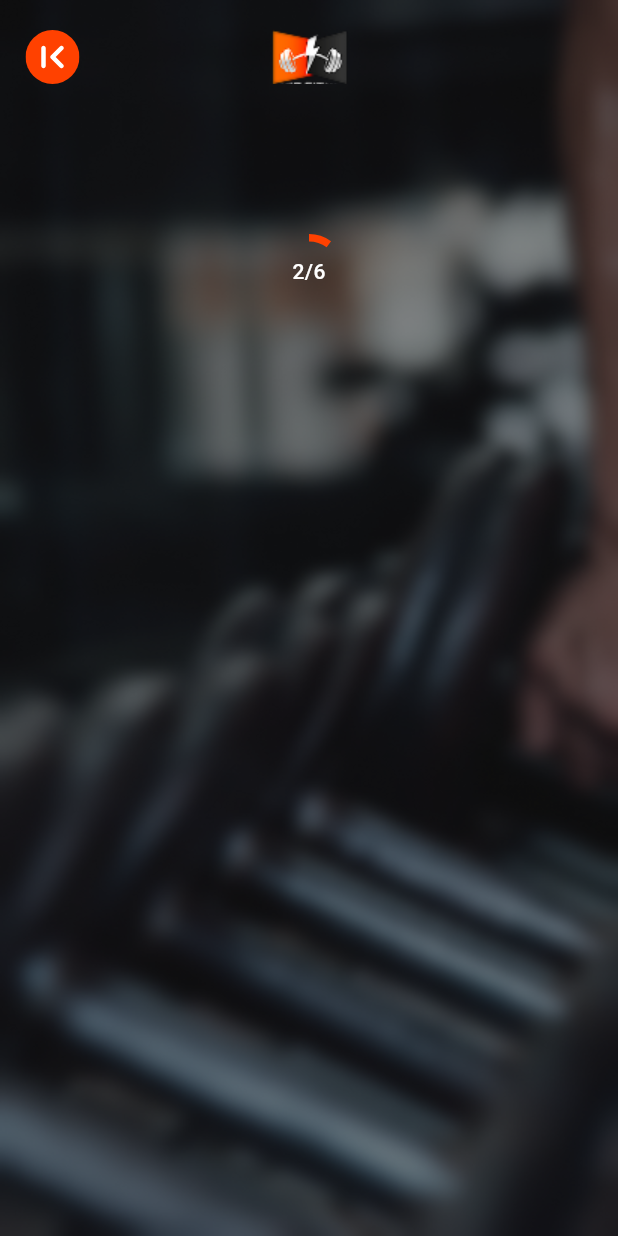
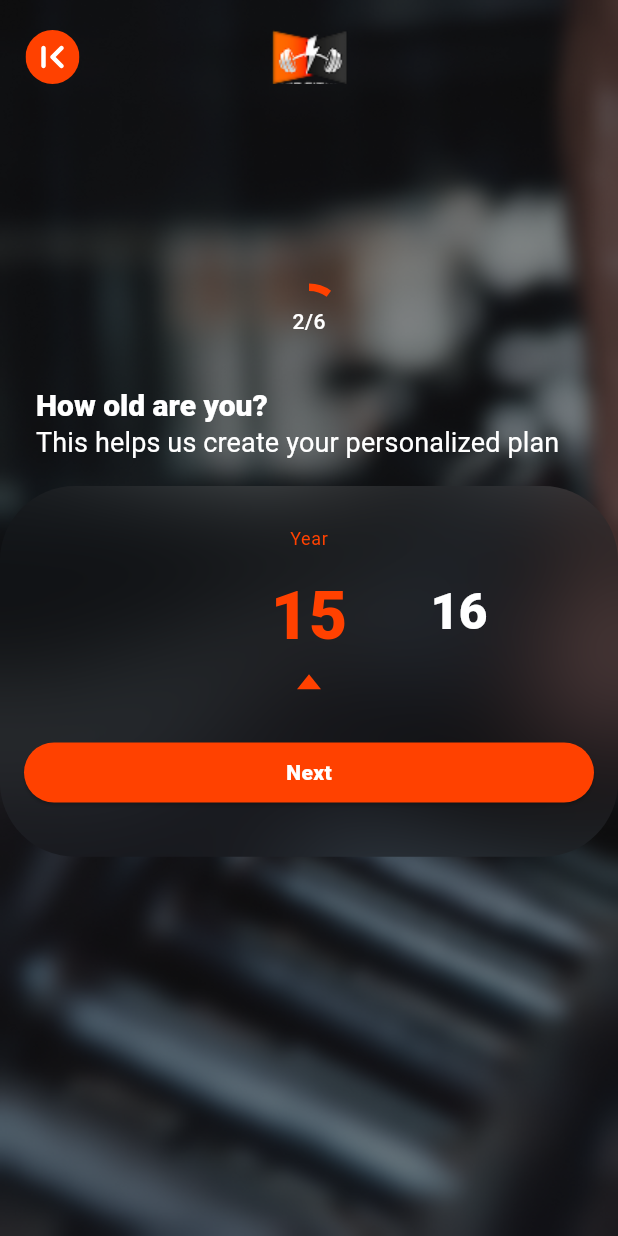
Before and after one commit to Mariam2572/fitness_app, a Flutter app: the ChooseAgeScreen screen opened by its route, on a phone screen of 412 x 824 dp. Run offline on Flutter 3.47's test engine with Material 3 defaults, Android fonts, the phone set to English and light mode, and no system bars; drawn by our look-alikes of numberpicker, percent_indicator; our stand-ins replace bloc, cloud_firestore, dio, equatable, flutter_bloc, flutter_secure_storage and 5 more; accounts and stored records are empty; generated files the repository leaves out were written again.

Commit message:
feat: finish choose age Screen and choose gender screen ui and logic

```diff
--- a/lib/core/utils/helper/extention.dart
+++ b/lib/core/utils/helper/extention.dart
@@ -1,9 +1,14 @@
+import 'package:fitness_app/l10n/app_localizations.dart';
 import 'package:flutter/material.dart';
 
 extension MediaQueryHelper on BuildContext {
   double get height => MediaQuery.of(this).size.height;
   double get width => MediaQuery.of(this).size.width;
 }
+extension LocalizationHelper on BuildContext {
+  AppLocalizations get loc => AppLocalizations.of(this)!;
+}
+
 extension PaddingHelper on BuildContext {
   EdgeInsets get padding => MediaQuery.of(this).padding;
 }
--- a/lib/core/utils/theme/app_assets.dart
+++ b/lib/core/utils/theme/app_assets.dart
@@ -11,4 +11,7 @@ class AppAssets {
   static const String user = 'assets/images/user.png';
   static const String backIcon = "assets/images/Back.svg";
   static const String authBackGround = 'assets/images/auth_background.png';
+  static const String femaleIcon = 'assets/images/female_icon.png';
+  static const String maleIcon = 'assets/images/male_icon.png';
+  static const String arrowUp = "assets/images/arrow_up.svg";
 }
--- a/lib/core/utils/theme/app_theme.dart
+++ b/lib/core/utils/theme/app_theme.dart
@@ -29,7 +29,11 @@ class AppTheme {
     bodySmall: GoogleFonts.balooThambi2(fontSize: 12, fontWeight: FontWeight.normal), // textStyle12
     labelLarge: GoogleFonts.balooThambi2(fontSize: 11, fontWeight: FontWeight.normal), // textStyle11
     labelMedium: GoogleFonts.balooThambi2(fontSize: 10, fontWeight: FontWeight.normal), // textStyle10
-    labelSmall: GoogleFonts.balooThambi2(fontSize: 20, fontWeight: FontWeight.w400),    // textStyle20Fell
+    labelSmall: GoogleFonts.balooThambi2(fontSize: 20, fontWeight: FontWeight.w400),
+    headlineLarge: GoogleFonts.balooThambi2(fontSize: 44, fontWeight: FontWeight.normal),
+
+
+
   ),
     outlinedButtonTheme: OutlinedButtonThemeData(
       style: OutlinedButton.styleFrom(
--- /dev/null
+++ b/lib/core/utils/widgets/custom_glass_container.dart
@@ -0,0 +1,24 @@
+import 'dart:ui';
+
+import 'package:fitness_app/core/utils/helper/extention.dart';
+import 'package:flutter/material.dart';
+
+class CustomGlassContainer extends StatelessWidget {
+  const CustomGlassContainer({super.key, required this.child, this.height});
+  final Widget child;
+  final double? height;
+  @override
+  Widget build (BuildContext context) {
+    return ClipRRect(
+      borderRadius: BorderRadius.circular(50),
+      child: BackdropFilter(
+        filter: ImageFilter.blur(sigmaX: 34.6, sigmaY: 34.6),
+        child: SizedBox(
+          width: double.infinity,
+          height: height ?? context.height * 0.45,
+          child: child
+        ),
+      ),
+    );
+  }
+}
--- a/lib/features/auth/register/presentation/screens/widgets/choose_age_screen_body.dart
+++ b/lib/features/auth/register/presentation/screens/widgets/choose_age_screen_body.dart
@@ -1,18 +1,95 @@
+import 'package:fitness_app/core/utils/helper/extention.dart';
+import 'package:fitness_app/core/utils/theme/app_assets.dart';
+import 'package:fitness_app/core/utils/theme/app_colors.dart';
+import 'package:fitness_app/core/utils/widgets/custom_glass_container.dart';
+import 'package:fitness_app/features/auth/register/presentation/screens/widgets/circular_percent_indicator_widget.dart';
+import 'package:fitness_app/features/auth/register/presentation/screens/widgets/number_picker_widget.dart';
+import 'package:fitness_app/features/auth/register/presentation/view_model/cubit/register_cubit.dart';
+import 'package:fitness_app/l10n/app_localizations.dart';
+import 'package:flutter/material.dart';
+import 'package:flutter_bloc/flutter_bloc.dart';
+import 'package:flutter_svg/svg.dart';
 
-import 'package:fitness_app/features/auth/register/presentation/screens/widgets/circular_percent_indicator_widget.dart';
-import 'package:flutter/material.dart';
+class ChooseAgeScreenBody extends StatefulWidget {
+  const ChooseAgeScreenBody({super.key});
 
+  @override
+  State<ChooseAgeScreenBody> createState() => _ChooseAgeScreenBodyState();
+}
 
-class ChooseAgeScreenBody extends StatelessWidget {
-  const ChooseAgeScreenBody({super.key});
+class _ChooseAgeScreenBodyState extends State<ChooseAgeScreenBody> {
   @override
   Widget build(BuildContext context) {
-    return const Column(
+    final localization = AppLocalizations.of(context)!;
+    return Column(
       crossAxisAlignment: CrossAxisAlignment.start,
       children: [
-         SizedBox(height: 100),
-        CircularPercentIndicatorWidget(percent: 0.1, achive: '2/6',),
-         SizedBox(height: 18),
+        const SizedBox(height: 133),
+        const CircularPercentIndicatorWidget(percent: 0.1, achive: '2/6'),
+        const SizedBox(height: 18),
+        Padding(
+          padding: const EdgeInsets.only(left: 24),
+          child: Text(
+            localization.howOldAreYou,
+            style: Theme.of(context).textTheme.titleLarge?.copyWith(
+              color: AppColors.white,
+              fontWeight: FontWeight.w800,
+            ),
+          ),
+        ),
+        Padding(
+          padding: const EdgeInsets.only(left: 24),
+          child: Text(
+            localization.thisHelpsUsCreateYourPersonalizedPlan,
+            style: Theme.of(
+              context,
+            ).textTheme.titleSmall?.copyWith(color: AppColors.white),
+          ),
+        ),
+        const SizedBox(height: 16),
+        CustomGlassContainer(
+          height: context.height * 0.3,
+          child: Column(
+            children: [
+              const SizedBox(height: 27),
+              Text(
+                context.loc.year,
+                style: context.textTheme.bodySmall?.copyWith(
+                  color: AppColors.mainRed,
+                ),
+              ),
+              const SizedBox(height: 16),
+              NumberPickerWidget(
+                minValue: 15,
+                maxValue: 90,
+                initialValue: 15,
+                onChanged: (val) {
+                  context.read<RegisterCubit>().age = val;
+                  print("aaaaaaage is ${context.read<RegisterCubit>().age}");
+                  setState(() {
+
+                  });
+                },
+              ),
+              const SizedBox(height: 16),
+              SvgPicture.asset(AppAssets.arrowUp),
+              const SizedBox(height: 31),
+              Padding(
+                padding: const EdgeInsets.symmetric(horizontal: 16),
+                child: ElevatedButton(
+                  onPressed: () {},
+                  child: Text(
+                    localization.next,
+                    style: Theme.of(context).textTheme.bodyMedium?.copyWith(
+                      fontWeight: FontWeight.w800,
+                      color: AppColors.white,
+                    ),
+                  ),
+                ),
+              ),
+            ],
+          ),
+        ),
       ],
     );
   }
--- a/lib/features/auth/register/presentation/screens/widgets/choose_gender_container.dart
+++ b/lib/features/auth/register/presentation/screens/widgets/choose_gender_container.dart
@@ -3,55 +3,54 @@ import 'dart:ui';
 import 'package:fitness_app/core/utils/enums/gender.dart';
 import 'package:fitness_app/core/utils/helper_func/snack_bar.dart';
 import 'package:fitness_app/core/utils/routes/routes_name.dart';
+import 'package:fitness_app/core/utils/theme/app_assets.dart';
 import 'package:fitness_app/core/utils/theme/app_colors.dart';
+import 'package:fitness_app/core/utils/widgets/custom_glass_container.dart';
 import 'package:fitness_app/features/auth/register/presentation/screens/widgets/gender_widget.dart';
+import 'package:fitness_app/features/auth/register/presentation/view_model/cubit/register_cubit.dart';
 import 'package:fitness_app/l10n/app_localizations.dart';
 import 'package:flutter/material.dart';
+import 'package:flutter_bloc/flutter_bloc.dart';
 
 class ChooseGenderContainer extends StatefulWidget {
-  const ChooseGenderContainer({
-    super.key,
-  });
+  const ChooseGenderContainer({super.key});
 
   @override
   State<ChooseGenderContainer> createState() => _ChooseGenderContainerState();
 }
 
 class _ChooseGenderContainerState extends State<ChooseGenderContainer> {
-    String? selectedGender;
+  String? selectedGender;
   @override
   Widget build(BuildContext context) {
     final localization = AppLocalizations.of(context)!;
-    return ClipRRect(
-      borderRadius: BorderRadius.circular(50),
-      child: BackdropFilter(
-        filter: ImageFilter.blur(sigmaX: 34.6, sigmaY: 34.6),
-        child: SizedBox(
-          width: double.infinity,
-          height: MediaQuery.of(context).size.height * 0.45,
-          child: Padding(
+    return CustomGlassContainer(child: Padding(
             padding: const EdgeInsets.symmetric(vertical: 24),
             child: Column(
               spacing: 24,
               children: [
                 GenderWidget(
-                  image: 'assets/images/male_icon.png',
+                  image: AppAssets.maleIcon,
                   title: localization.male,
 
                    isSelected: selectedGender == Gender.male.name,
                   onTap: () {
                     selectedGender = Gender.male.name;
+                   RegisterCubit.selectedGender = Gender.male;
+                   print("--------------------${RegisterCubit.selectedGender}");
                     setState(() {});
                   },
                 ),
                 GenderWidget(
-                  image: 'assets/images/female_icon.png',
+                  image: AppAssets.femaleIcon,
                   title: localization.female,
 
                   isSelected: selectedGender == Gender.female.name,
                   onTap: () {
                     setState(() {
                       selectedGender = Gender.female.name;
+                      RegisterCubit.selectedGender = Gender.female;
+                      print("--------------------${RegisterCubit.selectedGender}");
                       setState(() {});
                     });
                   },
@@ -88,9 +87,6 @@ class _ChooseGenderContainerState extends State<ChooseGenderContainer> {
                 ),
               ],
             ),
-          ),
-        ),
-      ),
-    );
+          ),);
   }
 }
--- a/lib/features/auth/register/presentation/screens/widgets/choose_gender_screen_body.dart
+++ b/lib/features/auth/register/presentation/screens/widgets/choose_gender_screen_body.dart
@@ -5,9 +5,6 @@ import 'package:fitness_app/features/auth/register/presentation/screens/widgets/
 import 'package:fitness_app/features/auth/register/presentation/screens/widgets/circular_percent_indicator_widget.dart';
 import 'package:fitness_app/l10n/app_localizations.dart';
 import 'package:flutter/material.dart';
-
-
-
 
 class ChooseGenderScreenBody extends StatelessWidget {
   const ChooseGenderScreenBody({super.key});
@@ -18,13 +15,13 @@ class ChooseGenderScreenBody extends StatelessWidget {
     return Column(
       crossAxisAlignment: CrossAxisAlignment.start,
       children: [
-        const SizedBox(height: 100),
-      const CircularPercentIndicatorWidget(percent: 0, achive: '1/6',),
+        const SizedBox(height: 90),
+        const CircularPercentIndicatorWidget(percent: 0, achive: '1/6'),
         const SizedBox(height: 18),
         Padding(
           padding: const EdgeInsets.only(left: 24),
           child: Text(
-           localization.tellUsAboutYourSelf,
+            localization.tellUsAboutYourSelf,
             style: Theme.of(context).textTheme.titleLarge?.copyWith(
               color: AppColors.white,
               fontWeight: FontWeight.w800,
@@ -41,7 +38,7 @@ class ChooseGenderScreenBody extends StatelessWidget {
           ),
         ),
         const SizedBox(height: 16),
-       const ChooseGenderContainer(),
+        const ChooseGenderContainer(),
       ],
     );
   }
--- /dev/null
+++ b/lib/features/auth/register/presentation/screens/widgets/number_picker_widget.dart
@@ -0,0 +1,61 @@
+import 'package:fitness_app/core/utils/helper/extention.dart';
+import 'package:fitness_app/core/utils/theme/app_colors.dart';
+import 'package:fitness_app/features/auth/register/presentation/view_model/cubit/register_cubit.dart';
+import 'package:flutter/material.dart';
+import 'package:flutter_bloc/flutter_bloc.dart';
+import 'package:numberpicker/numberpicker.dart';
+
+class NumberPickerWidget extends StatefulWidget {
+  const NumberPickerWidget({
+    super.key,
+    required this.minValue,
+    required this.maxValue,
+    required this.initialValue,
+    required this.onChanged,
+  });
+  final int minValue;
+  final int maxValue;
+  final int initialValue;
+  final void Function(int) onChanged;
+  @override
+  State<NumberPickerWidget> createState() => _NumberPickerWidgetState();
+}
+
+class _NumberPickerWidgetState extends State<NumberPickerWidget> {
+  late int currentValue;
+  @override
+  void initState() {
+    currentValue = widget.initialValue;
+    super.initState();
+  }
+
+  @override
+  Widget build(BuildContext context) {
+    return Column(
+      children: [
+        NumberPicker(
+
+          textStyle: context.textTheme.displayLarge?.copyWith(
+            color: AppColors.white,
+            fontSize: 33,
+            fontWeight: FontWeight.w800,
+          ),
+          selectedTextStyle: context.textTheme.headlineLarge?.copyWith(
+            color: AppColors.mainRed,
+            fontWeight: FontWeight.w800,
+          ),
+          axis: Axis.horizontal,
+          value: currentValue,
+          minValue: widget.minValue,
+          maxValue: widget.maxValue,
+
+          onChanged: (value) {
+            currentValue = value;
+            widget.onChanged(value);
+            setState(() {});
+          },
+        ),
+      ],
+    );
+  }
+}
--- a/lib/features/auth/register/presentation/view_model/cubit/register_cubit.dart
+++ b/lib/features/auth/register/presentation/view_model/cubit/register_cubit.dart
@@ -13,7 +13,7 @@ class RegisterCubit extends Cubit<RegisterState> {
   TextEditingController passwordController = TextEditingController();
   int height = 0;
   int weight = 0;
-  int age = 0;
+  int age = 15;
   String? goal;
   String? activityLevel;
   static Gender selectedGender = Gender.female;
--- a/lib/l10n/app_ar.arb
+++ b/lib/l10n/app_ar.arb
@@ -16,5 +16,8 @@
   "thisHelpsUsCreateYourPersonalizedPlan": "هذا يساعدنا في إنشاء خطتك الشخصية",
   "whatIsYourWeight": "ما هو وزنك؟",
   "whatIsYourHeight": "ما هو طولك؟",
-  "pleaseSelectYourGender": "الرجاء تحديد الجنس"
+  "pleaseSelectYourGender": "الرجاء تحديد الجنس",
+  "year" : "سنة",
+  "kg" : "كجم",
+  "cm" : "سم"
 }
--- a/lib/l10n/app_en.arb
+++ b/lib/l10n/app_en.arb
@@ -16,5 +16,8 @@
   "thisHelpsUsCreateYourPersonalizedPlan": "This helps us create your personalized plan",
   "whatIsYourWeight": "What is your weight?",
   "whatIsYourHeight": "What is your height?",
-  "pleaseSelectYourGender" :"Please select your gender"
+  "pleaseSelectYourGender" :"Please select your gender",
+  "year" : "Year",
+  "kg" : "kg",
+  "cm" : "CM"
 }
--- a/lib/l10n/app_localizations.dart
+++ b/lib/l10n/app_localizations.dart
@@ -205,6 +205,24 @@ abstract class AppLocalizations {
   /// In en, this message translates to:
   /// **'Please select your gender'**
   String get pleaseSelectYourGender;
+
+  /// No description provided for @year.
+  ///
+  /// In en, this message translates to:
+  /// **'Year'**
+  String get year;
+
+  /// No description provided for @kg.
+  ///
+  /// In en, this message translates to:
+  /// **'kg'**
+  String get kg;
+
+  /// No description provided for @cm.
+  ///
+  /// In en, this message translates to:
+  /// **'CM'**
+  String get cm;
 }
 
 class _AppLocalizationsDelegate
--- a/lib/l10n/app_localizations_ar.dart
+++ b/lib/l10n/app_localizations_ar.dart
@@ -62,4 +62,13 @@ class AppLocalizationsAr extends AppLocalizations {
 
   @override
   String get pleaseSelectYourGender => 'الرجاء تحديد الجنس';
+
+  @override
+  String get year => 'سنة';
+
+  @override
+  String get kg => 'كجم';
+
+  @override
+  String get cm => 'سم';
 }
--- a/lib/l10n/app_localizations_en.dart
+++ b/lib/l10n/app_localizations_en.dart
@@ -62,4 +62,13 @@ class AppLocalizationsEn extends AppLocalizations {
 
   @override
   String get pleaseSelectYourGender => 'Please select your gender';
+
+  @override
+  String get year => 'Year';
+
+  @override
+  String get kg => 'kg';
+
+  @override
+  String get cm => 'CM';
 }
--- a/lib/main.dart
+++ b/lib/main.dart
@@ -3,6 +3,7 @@ import 'package:fitness_app/core/utils/routes/routes_generator.dart';
 import 'package:fitness_app/core/utils/routes/routes_name.dart';
 import 'package:fitness_app/core/utils/simple_bloc_observer.dart';
 import 'package:fitness_app/core/utils/theme/app_theme.dart';
+import 'package:fitness_app/features/auth/register/presentation/view_model/cubit/register_cubit.dart';
 import 'package:fitness_app/l10n/app_localizations.dart';
 import 'package:flutter/material.dart';
 import 'package:flutter_bloc/flutter_bloc.dart';
@@ -25,7 +26,9 @@ class MyApp extends StatelessWidget {
   @override
   Widget build(BuildContext context) {
     var provider = Provider.of<AppConfigProvider>(context);
-    return MaterialApp(
+    return BlocProvider(
+      create: (context) => RegisterCubit(),
+      child: MaterialApp(
         locale: Locale(provider.appLanguage),
         localizationsDelegates: AppLocalizations.localizationsDelegates,
         supportedLocales: AppLocalizations.supportedLocales,
@@ -35,6 +38,7 @@ class MyApp extends StatelessWidget {
         themeMode: ThemeMode.dark,
 
         initialRoute: RoutesName.chooseGenderScreen,
+      ),
     );
   }
 }
```
Also changed, not shown: assets/images/arrow_up.svg (added). Lines whose indentation alone changed are shown as unchanged.
